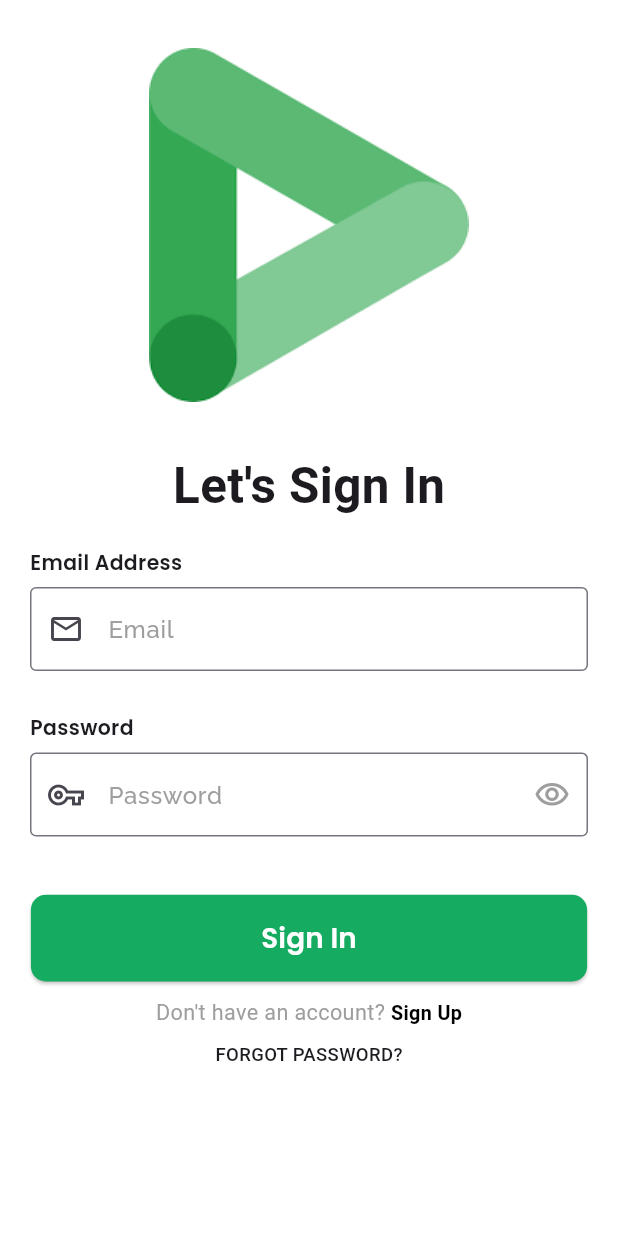
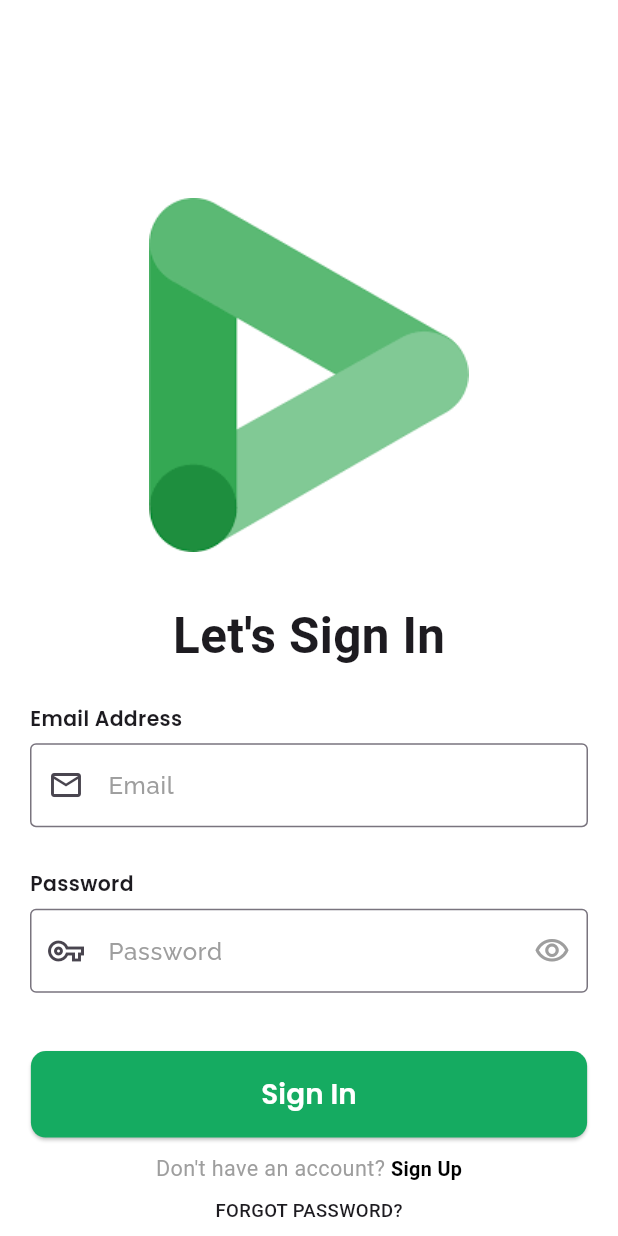
Before and after one commit to Honeypanchal/chatapp, a Flutter app: the screen it shows after launch, after a tap on "Sign in", on a phone screen of 412 x 824 dp. Run offline on Flutter 3.47's test engine with Material 3 defaults, Android fonts, the phone set to English and light mode, and no system bars; our stand-ins replace cloud_firestore, firebase_auth, firebase_core, flashy_tab_bar2, google_sign_in; accounts and stored records are empty.

Commit message:
web change in signup,sigin and firstpage

```diff
--- a/lib/Pages/Authentication/FirstPage.dart
+++ b/lib/Pages/Authentication/FirstPage.dart
@@ -28,11 +28,11 @@ class _FirstpageState extends State<Firstpage>  {
             child: Column(
               children: [
 
-                SizedBox(height: height * (isWeb ? 0.05 : 0.1)),
+                SizedBox(height: height * (isWeb ? 0.09 : 0.1)),
 
 
                 Container(
-                  height: height * (isWeb ? 0.4 : 0.5),
+                  height: height * (isWeb ? 0.25 : 0.5),
                   decoration: BoxDecoration(
                     borderRadius: BorderRadius.only(
                       bottomLeft: Radius.circular(width * 0.35),
@@ -70,13 +70,13 @@ class _FirstpageState extends State<Firstpage>  {
                             alignment: Alignment.center,
                             child: Padding(
                               padding: EdgeInsets.symmetric(
-                                  horizontal: width * (isWeb ? 0.12 : 0.064)),
+                                  horizontal: width * (isWeb ? 0.08 : 0.064)),
                               child: Text(
                                 "Let's Get started!",
                                 textAlign: TextAlign.center,
                                 style: TextStyle(
                                   fontFamily: 'Poppins',
-                                  fontSize: isWeb ? width * 0.045 : width * 0.059,
+                                  fontSize: isWeb ? width * 0.030 : width * 0.059,
                                   fontWeight: FontWeight.bold,
                                   color: Colors.black,
                                 ),
@@ -86,7 +86,7 @@ class _FirstpageState extends State<Firstpage>  {
                           SizedBox(height: height * 0.012),
                           // Subtitle text
                           Padding(
-                            padding: EdgeInsets.symmetric(horizontal: width * (isWeb ? 0.12 : 0.06)),
+                            padding: EdgeInsets.symmetric(horizontal: width * (isWeb ? 0.09 : 0.06)),
                             child: Text(
                               "Chat with people around you easily.",
                               style: TextStyle(
@@ -97,7 +97,7 @@ class _FirstpageState extends State<Firstpage>  {
                             ),
                           ),
                           Padding(
-                            padding: EdgeInsets.symmetric(horizontal: width * (isWeb ? 0.12 : 0.06)),
+                            padding: EdgeInsets.symmetric(horizontal: width * (isWeb ? 0.09 : 0.06)),
                             child: Text(
                               "Sign in easily using Google/Facebook",
                               style: TextStyle(
@@ -130,7 +130,7 @@ class _FirstpageState extends State<Firstpage>  {
                                       style: TextStyle(
                                         fontFamily: 'Poppins',
                                         fontWeight: FontWeight.bold,
-                                        fontSize: width * (isWeb ? 0.03 : 0.04),
+                                        fontSize: width * (isWeb ? 0.016 : 0.04),
                                         color: Colors.white,
                                       ),
                                     ),
@@ -138,7 +138,7 @@ class _FirstpageState extends State<Firstpage>  {
                                     Icon(
                                       Icons.arrow_forward_ios,
                                       color: Colors.white,
-                                      size: width * (isWeb ? 0.03 : 0.045),
+                                      size: width * (isWeb ? 0.016 : 0.045),
                                     ),
                                   ],
                                 ),
@@ -169,14 +169,14 @@ class _FirstpageState extends State<Firstpage>  {
                                       style: TextStyle(
                                         fontFamily: 'Poppins',
                                         fontWeight: FontWeight.bold,
-                                        fontSize: width * (isWeb ? 0.03 : 0.04),
+                                        fontSize: width * (isWeb ? 0.016 : 0.04),
                                         color: Colors.black,
                                       ),
                                     ),
                                     SizedBox(width: width * 0.01),
                                     Icon(
                                       Icons.arrow_forward_ios,
-                                      size: width * (isWeb ? 0.03 : 0.045),
+                                      size: width * (isWeb ? 0.016 : 0.045),
                                     ),
                                   ],
                                 ),
--- a/lib/Pages/Authentication/SigninPage.dart
+++ b/lib/Pages/Authentication/SigninPage.dart
@@ -1,12 +1,9 @@
-
-
 import 'package:chatapp/Pages/ChatLayout/ChatPage.dart';
 import 'package:chatapp/models/CustomClass.dart';
 import 'package:chatapp/services/auth_services.dart';
 
 import 'package:flutter/material.dart';
 import 'package:chatapp/pages/Authentication/Signup.dart';
-
 
 class SigninPage extends StatefulWidget {
   @override
@@ -72,23 +69,20 @@ class _SigninPageState extends State<SigninPage> {
       body: SingleChildScrollView(
         child: Column(
           children: [
+            SizedBox(
+              height: 100,
+            ),
             Image.asset(
               'assets/images/logo.png',
-
-              height: 300,
+              height: width > 600 ? 150 : 300,
             ),
             Text("Let's Sign In",
-                style: TextStyle(fontWeight: FontWeight.w600, fontSize: width * 0.08,)),
-            /*Text(
-              'LOGIN',
                 style: TextStyle(
-                fontSize: width * 0.05,
                   fontWeight: FontWeight.w600,
-                color: Colors.black,
-              ),
-            ),*/
+                  fontSize: width > 600 ? width * 0.03 : width * 0.08,
+                )),
             SizedBox(
-              height: height * 0.013,
+              height: height > 600 ? height * 0.018 : height * 0.013,
             ),
             Form(
               key: _formKey,
@@ -103,7 +97,8 @@ class _SigninPageState extends State<SigninPage> {
                       child: Text(
                         'Email Address',
                         style: TextStyle(
-                            fontSize: width * 0.033,
+                            fontSize:
+                                width > 600 ? width * 0.017 : width * 0.033,
                             fontWeight: FontWeight.w600,
                             fontFamily: 'Poppins'),
                         textAlign: TextAlign.left,
@@ -112,18 +107,9 @@ class _SigninPageState extends State<SigninPage> {
                     SizedBox(
                       height: height * 0.008,
                     ),
-                    /*Text(
-                      'EMAIL',
-                      style: TextStyle(
-                        fontWeight: FontWeight.w700,
-                        fontSize: width * 0.03,
-                        color: Colors.blueAccent,
-                        fontFamily: 'poppins'
-                      ),
-                    ),*/
                     TextFormField(
-                      style: TextStyle(
-                          color: Colors.black, fontFamily: 'Raleway'),
+                      style:
+                          TextStyle(color: Colors.black, fontFamily: 'Raleway'),
                       controller: _emailController,
                       decoration: const InputDecoration(
                           prefixIcon: Icon(Icons.email_outlined),
@@ -132,12 +118,11 @@ class _SigninPageState extends State<SigninPage> {
                           hintStyle: TextStyle(color: Colors.grey),
                           // label: Text('Email'),
                           border: OutlineInputBorder(
-                          borderSide: BorderSide(color: Color.fromRGBO(21, 171, 97, 1))
-                        ),
-                        focusedBorder:  OutlineInputBorder(
-                            borderSide: BorderSide(color: Color.fromRGBO(21, 171, 97, 1))
-                        )
-                      ),
+                              borderSide: BorderSide(
+                                  color: Color.fromRGBO(21, 171, 97, 1))),
+                          focusedBorder: OutlineInputBorder(
+                              borderSide: BorderSide(
+                                  color: Color.fromRGBO(21, 171, 97, 1)))),
                       /*decoration: InputDecoration(
                         labelStyle: TextStyle(
                             fontFamily: 'Raleway',
@@ -160,7 +145,8 @@ class _SigninPageState extends State<SigninPage> {
                       child: Text(
                         'Password',
                         style: TextStyle(
-                            fontSize: width * 0.033,
+                            fontSize:
+                                width > 600 ? width * 0.017 : width * 0.033,
                             fontWeight: FontWeight.w600,
                             fontFamily: 'poppins'),
                         textAlign: TextAlign.left,
@@ -179,20 +165,20 @@ class _SigninPageState extends State<SigninPage> {
                       ),
                     ),*/
                     TextFormField(
-                      style: TextStyle(
-                          color: Colors.black, fontFamily: 'Raleway'),
+                      style:
+                          TextStyle(color: Colors.black, fontFamily: 'Raleway'),
                       controller: _passwordController,
                       decoration: InputDecoration(
                         fillColor: Colors.white38,
                         prefixIcon: Icon(Icons.vpn_key_outlined),
                         border: OutlineInputBorder(
-                            borderSide: BorderSide(color: Color.fromRGBO(21, 171, 97, 1))
-                        ),
+                            borderSide: BorderSide(
+                                color: Color.fromRGBO(21, 171, 97, 1))),
                         focusColor: Color.fromRGBO(21, 171, 97, 1),
                         hintText: "Password",
-                        focusedBorder:  OutlineInputBorder(
-                            borderSide: BorderSide(color: Color.fromRGBO(21, 171, 97, 1))
-                        ),
+                        focusedBorder: OutlineInputBorder(
+                            borderSide: BorderSide(
+                                color: Color.fromRGBO(21, 171, 97, 1))),
                         hintStyle: TextStyle(color: Colors.grey),
                         // helperText: "Password must contain special character",
                         helperStyle: TextStyle(color: Colors.green),
@@ -227,25 +213,31 @@ class _SigninPageState extends State<SigninPage> {
             SizedBox(
               height: height * 0.035,
             ),
-            SizedBox(
+            Padding(
+              padding: const EdgeInsets.only(left: 20.0, right: 20.0),
+              child: SizedBox(
                 height: height * 0.070,
-              width: width * 0.9,
+                width: width > 600 ? width : width * 0.9,
                 child: ElevatedButton(
                   onPressed: () {
                     _signin();
                   },
                   style: ElevatedButton.styleFrom(
-                  backgroundColor:   Color.fromRGBO(21, 171, 97, 1),
+                    backgroundColor: Color.fromRGBO(21, 171, 97, 1),
                     foregroundColor: Colors.white,
                     shape: RoundedRectangleBorder(
                         borderRadius: BorderRadius.circular(10)),
                   ),
-                child: Text('Sign In',style: TextStyle(
+                  child: Text(
+                    'Sign In',
+                    style: TextStyle(
                       fontFamily: 'Poppins',
                       fontWeight: FontWeight.bold,
-                  fontSize: width * 0.045,
+                      fontSize: width > 600 ? width * 0.020 : width * 0.045,
                       color: Colors.white,
-                ),),
+                    ),
+                  ),
+                ),
               ),
             ),
             SizedBox(height: height * 0.013),
@@ -262,7 +254,7 @@ class _SigninPageState extends State<SigninPage> {
                     "Don't have an account? ",
                     style: TextStyle(
                       // fontWeight: FontWeight.w600,
-                      fontSize: width * 0.035,
+                      fontSize: width > 600 ? width * 0.011 : width * 0.035,
                       color: Colors.grey,
                     ),
                   ),
@@ -270,7 +262,7 @@ class _SigninPageState extends State<SigninPage> {
                     "Sign Up",
                     style: TextStyle(
                       fontWeight: FontWeight.bold,
-                      fontSize: width * 0.032,
+                      fontSize: width > 600 ? width * 0.013 : width * 0.032,
                       color: Colors.black,
                     ),
                   ),
@@ -283,7 +275,7 @@ class _SigninPageState extends State<SigninPage> {
             Text(
               'FORGOT PASSWORD?',
               style: TextStyle(
-                fontSize: width * 0.030,
+                fontSize: width > 600 ? width * 0.010 : width * 0.030,
                 fontWeight: FontWeight.w500,
               ),
             ),
@@ -296,7 +288,6 @@ class _SigninPageState extends State<SigninPage> {
                 color: Colors.grey,
               ),
             ),*/
-
           ],
         ),
       ),
```
Also changed, not shown: lib/Pages/Authentication/Signup.dart (+45 -39 lines). Lines whose indentation alone changed are shown as unchanged.
